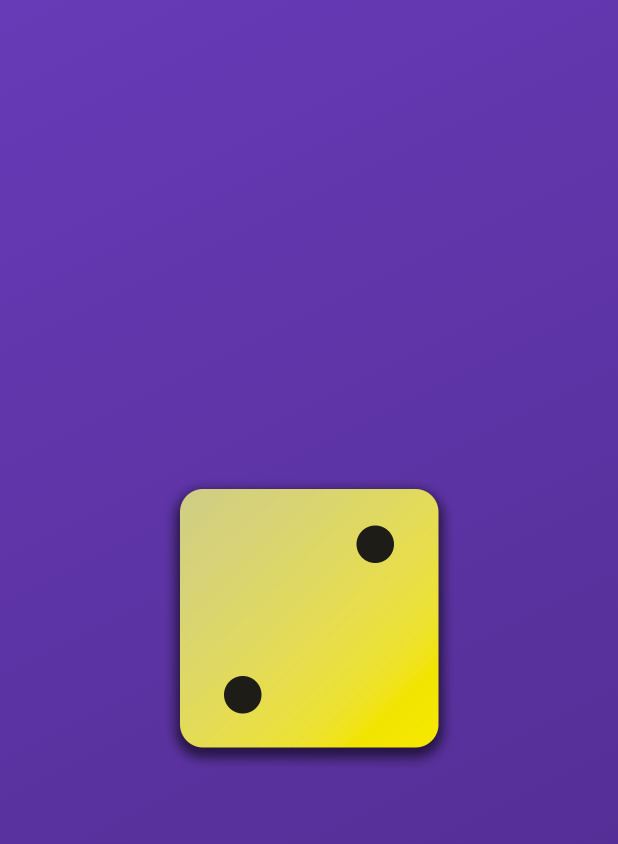
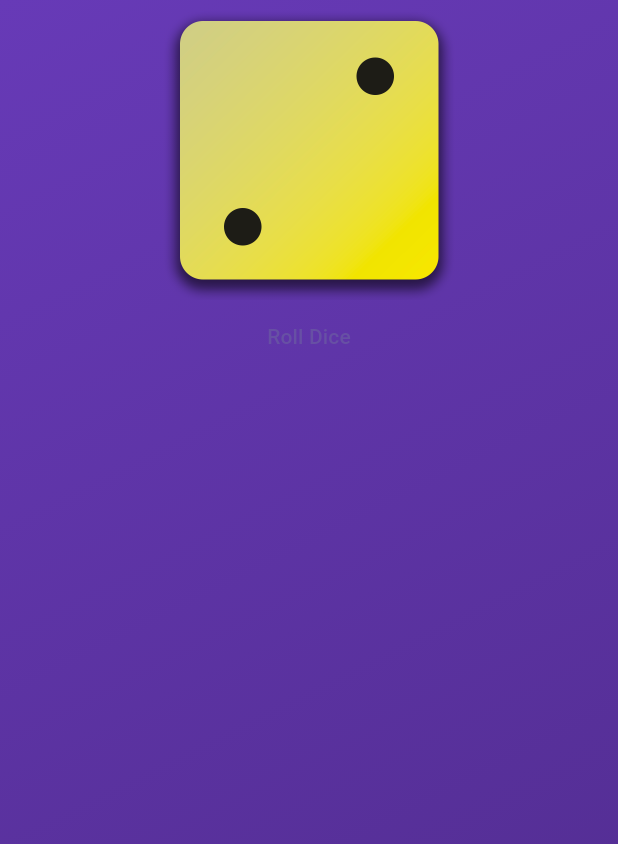
Before and after one commit to AnicetFantomas/Basics, a Flutter app: the screen it shows after launch, on a phone screen of 412 x 824 dp. Shown: the top 844 px of the screen. Run offline on Flutter 3.47's test engine with Material 3 defaults, Android fonts, the phone set to English and light mode, and no system bars.

Commit message:
Display first image and buttons

```diff
--- a/lib/gradient_container.dart
+++ b/lib/gradient_container.dart
@@ -2,28 +2,38 @@ import 'package:flutter/material.dart';
 // import 'package:first_app/styled_text.dart';
 
 const startAlignment = Alignment.topLeft;
-const  endAlignment = Alignment.bottomRight;
+const endAlignment = Alignment.bottomRight;
 
-class GradientContainer  extends StatelessWidget {
+class GradientContainer extends StatelessWidget {
   const GradientContainer(this.color1, this.color2, {super.key});
 
   final Color color1;
   final Color color2;
 
+  void rollDice() {
+
+  }
+
   @override
   Widget build(context) {
-    return  Container(
-          decoration:   BoxDecoration(
-            gradient: LinearGradient(
-              colors:[color1, color2],
-              begin: startAlignment,
-              end: endAlignment,
-            )
-          ),
-          child:  Center(
-            child:Image.asset('assets/images/dice-2.png', width: 200,),
-          ),
-        );
+    return Container(
+      decoration: BoxDecoration(
+          gradient: LinearGradient(
+        colors: [color1, color2],
+        begin: startAlignment,
+        end: endAlignment,
+      )),
+      child: Center(
+          child: Column(children: [
+        Image.asset(
+          'assets/images/dice-2.png',
+          width: 200,
+        ),
+        TextButton(onPressed: rollDice,
+         child: const Text('Roll Dice')
+         )
+      ])),
+    );
   }
 }
 
```
